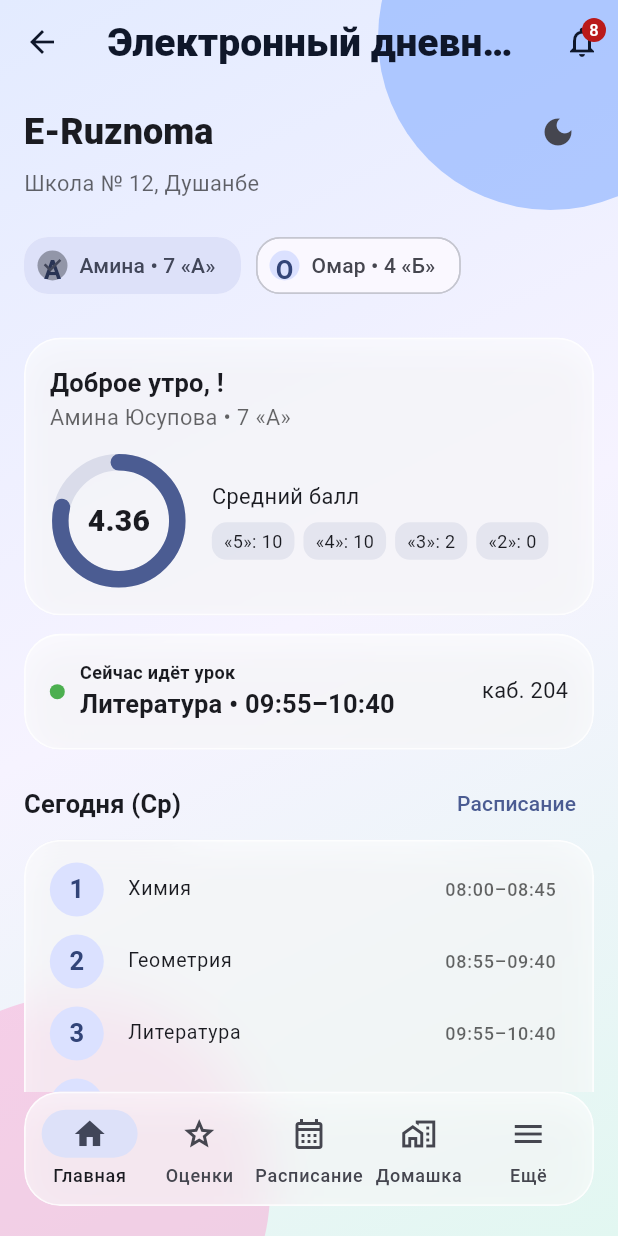
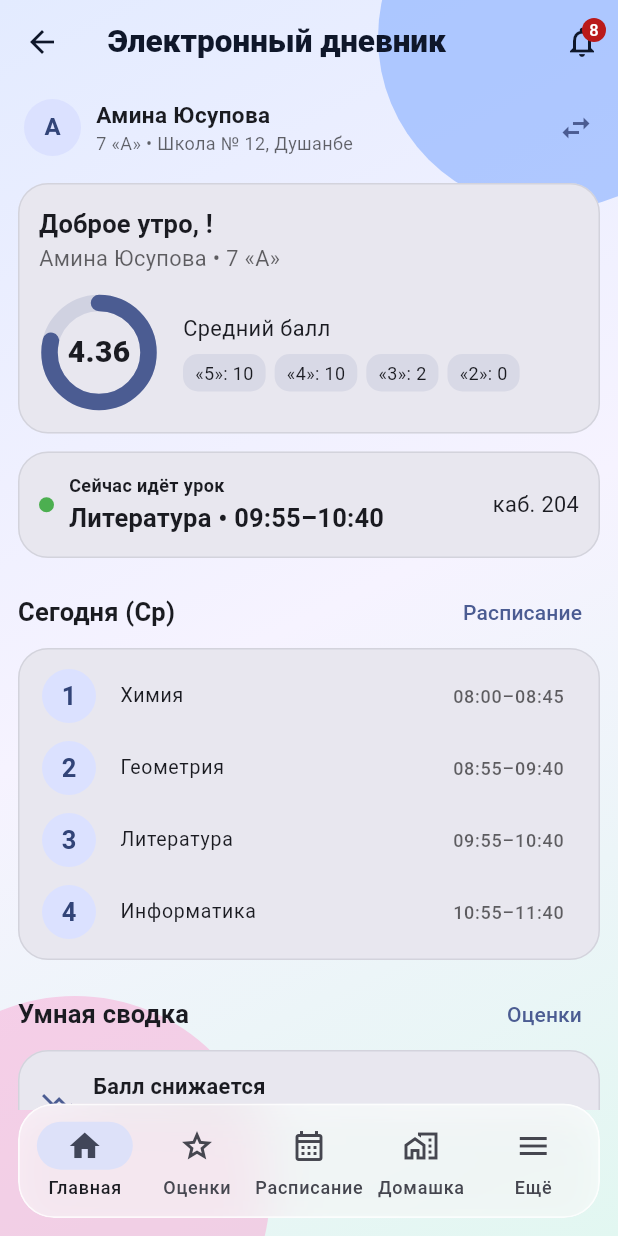
Before and after one commit to firizpa-cyber/e-ruzmona, a Flutter app: the HomeScreen screen opened directly, on a phone screen of 412 x 824 dp. Run offline on Flutter 3.47's test engine with Material 3 defaults, Android fonts, the phone set to English and light mode, and no system bars; our stand-ins replace shared_preferences; accounts and stored records are empty.

Commit message:
Compact header, solid cards, glass only on nav, small-screen layout

```diff
--- a/lib/main.dart
+++ b/lib/main.dart
@@ -141,19 +141,19 @@ class _HomeScreenState extends State<HomeScreen> {
             children: [
               if (!teacher)
                 const Padding(
-                  padding: EdgeInsets.fromLTRB(16, 8, 16, 0),
-                  child: ChildSwitcherHeader(),
+                  padding: EdgeInsets.fromLTRB(12, 4, 12, 0),
+                  child: CompactChildBar(),
                 ),
               Expanded(
                 child: IndexedStack(index: _index, children: pages),
               ),
-              const SizedBox(height: 96),
+              const SizedBox(height: 84),
             ],
           ),
         ),
       ),
       bottomNavigationBar: Padding(
-        padding: const EdgeInsets.fromLTRB(16, 0, 16, 20),
+        padding: const EdgeInsets.fromLTRB(12, 0, 12, 12),
         child: GlassCard(
           padding:
               const EdgeInsets.symmetric(horizontal: 6, vertical: 6),
--- a/lib/screens/login_screen.dart
+++ b/lib/screens/login_screen.dart
@@ -80,7 +80,7 @@ class _LoginScreenState extends State<LoginScreen> {
                       ],
                     ),
                     const SizedBox(height: 12),
-                    GlassCard(
+                    SolidCard(
                       child: Column(
                         children: [
                           TextField(
@@ -151,7 +151,7 @@ class _LoginScreenState extends State<LoginScreen> {
 
   Widget _roleCard(UserRole role, String label, IconData icon) {
     final selected = _role == role;
-    return GlassCard(
+    return SolidCard(
       onTap: () => setState(() => _role = role),
       padding: const EdgeInsets.all(14),
       child: Column(
--- a/lib/screens/tabs.dart
+++ b/lib/screens/tabs.dart
@@ -44,10 +44,10 @@ class DashboardScreen extends StatelessWidget {
     final events = state.upcomingEvents.take(2).toList();
     final att = state.attendance.take(7).toList().reversed.toList();
     return ListView(
-      padding: const EdgeInsets.all(16),
+      padding: const EdgeInsets.all(12),
       children: [
         // Приветствие + средний балл
-        GlassCard(
+        SolidCard(
           child: Column(
             crossAxisAlignment: CrossAxisAlignment.start,
             children: [
@@ -102,7 +102,7 @@ class DashboardScreen extends StatelessWidget {
         // Live-урок
         if (live != null) ...[
           const SizedBox(height: 12),
-          GlassCard(
+          SolidCard(
             onTap: () => onNavigate(2),
             child: Row(
               children: [
@@ -138,7 +138,7 @@ class DashboardScreen extends StatelessWidget {
         if (today.isEmpty)
           const EmptyState(text: 'Сегодня уроков нет')
         else
-          GlassCard(
+          SolidCard(
             padding: const EdgeInsets.symmetric(vertical: 8),
             child: Column(
               children: [
@@ -165,7 +165,7 @@ class DashboardScreen extends StatelessWidget {
         for (final ins in state.insights)
           Padding(
             padding: const EdgeInsets.only(bottom: 8),
-            child: GlassCard(
+            child: SolidCard(
               child: Row(
                 children: [
                   Icon(_insightIcon(ins.icon),
@@ -191,7 +191,7 @@ class DashboardScreen extends StatelessWidget {
           ),
         if (trend.length >= 2) ...[
           const SizedBox(height: 4),
-          GlassCard(
+          SolidCard(
             child: Column(
               crossAxisAlignment: CrossAxisAlignment.start,
               children: [
@@ -211,7 +211,7 @@ class DashboardScreen extends StatelessWidget {
             actionLabel: 'Вся лента',
             onAction: () => Navigator.of(context).push(MaterialPageRoute(
                 builder: (_) => const AttendanceScreen()))),
-        GlassCard(
+        SolidCard(
           onTap: () => Navigator.of(context).push(MaterialPageRoute(
               builder: (_) => const AttendanceScreen())),
           child: Row(
@@ -236,7 +236,7 @@ class DashboardScreen extends StatelessWidget {
             title: 'Домашка: осталось ${state.pendingHomework}',
             actionLabel: 'Открыть',
             onAction: () => onNavigate(3)),
-        GlassCard(
+        SolidCard(
           onTap: () => onNavigate(3),
           child: Row(
             children: [
@@ -267,7 +267,7 @@ class DashboardScreen extends StatelessWidget {
           for (final e in events)
             Padding(
               padding: const EdgeInsets.only(bottom: 8),
-              child: GlassCard(
+              child: SolidCard(
                 onTap: () => Navigator.of(context).push(MaterialPageRoute(
                     builder: (_) => const EventsScreen())),
                 child: Row(
@@ -304,7 +304,7 @@ class DashboardScreen extends StatelessWidget {
           for (final g in recent)
             Padding(
               padding: const EdgeInsets.only(bottom: 8),
-              child: GlassCard(
+              child: SolidCard(
                 onTap: () => onNavigate(1),
                 child: Row(
                   children: [
@@ -334,9 +334,9 @@ class GradesScreen extends StatelessWidget {
     const terms = ['Все', 'I четверть', 'II четверть'];
     const goals = [0.0, 4.0, 4.5, 5.0];
     return ListView(
-      padding: const EdgeInsets.all(16),
+      padding: const EdgeInsets.all(12),
       children: [
-        GlassCard(
+        SolidCard(
           child: Row(
             children: [
               GlassRing(
@@ -372,7 +372,7 @@ class GradesScreen extends StatelessWidget {
           ),
         ),
         const SizedBox(height: 12),
-        GlassCard(
+        SolidCard(
           child: Column(
             crossAxisAlignment: CrossAxisAlignment.start,
             children: [
@@ -420,7 +420,7 @@ class GradesScreen extends StatelessWidget {
           ),
         ),
         const SizedBox(height: 12),
-        GlassCard(
+        SolidCard(
           child: Column(
             crossAxisAlignment: CrossAxisAlignment.start,
             children: [
@@ -477,7 +477,7 @@ class GradesScreen extends StatelessWidget {
           for (final g in grades)
             Padding(
               padding: const EdgeInsets.only(bottom: 10),
-              child: GlassCard(
+              child: SolidCard(
                 child: Row(
                   children: [
                     GlassGradeBadge(value: g.value),
@@ -560,7 +560,7 @@ class ScheduleScreen extends StatelessWidget {
     final days = state.schedule.keys.toList();
     final lessons = state.dayLessons;
     return ListView(
-      padding: const EdgeInsets.all(16),
+      padding: const EdgeInsets.all(12),
       children: [
         SizedBox(
           height: 44,
@@ -586,7 +586,7 @@ class ScheduleScreen extends StatelessWidget {
           for (final l in lessons)
             Padding(
               padding: const EdgeInsets.only(bottom: 10),
-              child: GlassCard(
+              child: SolidCard(
                 child: Row(
                   crossAxisAlignment: CrossAxisAlignment.start,
                   children: [
@@ -650,9 +650,9 @@ class HomeworkScreen extends StatelessWidget {
     const filters = ['Все', 'На завтра', 'Осталось', 'Выполненные'];
     final list = state.filteredHomework;
     return ListView(
-      padding: const EdgeInsets.all(16),
+      padding: const EdgeInsets.all(12),
       children: [
-        GlassCard(
+        SolidCard(
           child: Row(
             mainAxisAlignment: MainAxisAlignment.spaceBetween,
             children: [
@@ -682,7 +682,7 @@ class HomeworkScreen extends StatelessWidget {
           for (final h in list)
             Padding(
               padding: const EdgeInsets.only(bottom: 10),
-              child: GlassCard(
+              child: SolidCard(
                 child: Row(
                   children: [
                     Checkbox(
@@ -734,9 +734,9 @@ class AttendanceScreen extends StatelessWidget {
       body: GlassBackground(
         child: SafeArea(
           child: ListView(
-            padding: const EdgeInsets.all(16),
+            padding: const EdgeInsets.all(12),
             children: [
-              GlassCard(
+              SolidCard(
                 child: Row(
                   children: [
                     GlassRing(
@@ -768,7 +768,7 @@ class AttendanceScreen extends StatelessWidget {
               for (final r in list)
                 Padding(
                   padding: const EdgeInsets.only(bottom: 8),
-                  child: GlassCard(
+                  child: SolidCard(
                     padding: const EdgeInsets.symmetric(
                         horizontal: 16, vertical: 12),
                     child: Row(
@@ -830,13 +830,13 @@ class EventsScreen extends StatelessWidget {
           child: list.isEmpty
               ? const EmptyState(text: 'Событий нет')
               : ListView(
-                  padding: const EdgeInsets.all(16),
+                  padding: const EdgeInsets.all(12),
                   children: [
                     for (final e in list)
                       Padding(
                         padding:
                             const EdgeInsets.only(bottom: 10),
-                        child: GlassCard(
+                        child: SolidCard(
                           child: Row(
                             children: [
                               CircleAvatar(
@@ -897,13 +897,13 @@ class NotificationsScreen extends StatelessWidget {
           child: list.isEmpty
               ? const EmptyState(text: 'Уведомлений нет')
               : ListView(
-                  padding: const EdgeInsets.all(16),
+                  padding: const EdgeInsets.all(12),
                   children: [
                     for (final n in list)
                       Padding(
                         padding:
                             const EdgeInsets.only(bottom: 10),
-                        child: GlassCard(
+                        child: SolidCard(
                           onTap: () => state.toggleRead(n),
                           child: Row(
                             crossAxisAlignment:
--- a/lib/theme/app_theme.dart
+++ b/lib/theme/app_theme.dart
@@ -47,7 +47,7 @@ class AppTheme {
         backgroundColor: Colors.transparent,
         foregroundColor: dark ? Colors.white : const Color(0xFF0F172A),
         titleTextStyle: TextStyle(
-          fontSize: 26,
+          fontSize: 21,
           fontWeight: FontWeight.w800,
           color: dark ? Colors.white : const Color(0xFF0F172A),
         ),
--- a/lib/widgets/child_switcher_header.dart
+++ b/lib/widgets/child_switcher_header.dart
@@ -2,63 +2,87 @@ import 'package:flutter/material.dart';
 import 'package:provider/provider.dart';
 import '../providers/app_state.dart';
 
-// Шапка главного экрана: переключение между детьми в один клик.
-class ChildSwitcherHeader extends StatelessWidget {
-  const ChildSwitcherHeader({super.key});
+// Компактная шапка (одна строка ~56px): аватар + имя/класс + смена ребёнка.
+class CompactChildBar extends StatelessWidget {
+  const CompactChildBar({super.key});
 
   @override
   Widget build(BuildContext context) {
     final state = context.watch<AppState>();
-    return Column(
-      crossAxisAlignment: CrossAxisAlignment.start,
-      children: [
-        Row(
+    final child = state.selectedChild;
+    return InkWell(
+      borderRadius: BorderRadius.circular(16),
+      onTap: () => _pickChild(context, state),
+      child: Padding(
+        padding: const EdgeInsets.symmetric(horizontal: 4, vertical: 6),
+        child: Row(
           children: [
+            CircleAvatar(
+              radius: 19,
+              child: Text(child.firstName[0],
+                  style: const TextStyle(fontSize: 16)),
+            ),
+            const SizedBox(width: 10),
             Expanded(
-              child: Text(
-                'E-Ruznoma',
-                style: Theme.of(context).textTheme.titleLarge,
+              child: Column(
+                crossAxisAlignment: CrossAxisAlignment.start,
+                mainAxisSize: MainAxisSize.min,
+                children: [
+                  Text(
+                    child.fullName,
+                    maxLines: 1,
+                    overflow: TextOverflow.ellipsis,
+                    style: const TextStyle(
+                        fontSize: 15, fontWeight: FontWeight.w700),
+                  ),
+                  Text(
+                    '${child.schoolClass} • ${child.schoolName}',
+                    maxLines: 1,
+                    overflow: TextOverflow.ellipsis,
+                    style: TextStyle(
+                        fontSize: 12,
+                        color: Theme.of(context).hintColor),
+                  ),
+                ],
               ),
             ),
-            IconButton(
-              tooltip: 'Сменить тему',
-              onPressed: state.toggleTheme,
-              icon: Icon(
-                state.themeMode == ThemeMode.dark
-                    ? Icons.light_mode
-                    : Icons.dark_mode,
-              ),
-            ),
+            Icon(Icons.swap_horiz,
+                color: Theme.of(context).colorScheme.primary),
           ],
         ),
-        Text(
-          state.selectedChild.schoolName,
-          style: Theme.of(context).textTheme.bodyMedium?.copyWith(
-                color: Theme.of(context).hintColor,
+      ),
+    );
+  }
+
+  void _pickChild(BuildContext context, AppState state) {
+    showModalBottomSheet(
+      context: context,
+      showDragHandle: true,
+      builder: (ctx) => SafeArea(
+        child: Column(
+          mainAxisSize: MainAxisSize.min,
+          children: [
+            for (final c in state.children)
+              ListTile(
+                dense: true,
+                leading: CircleAvatar(child: Text(c.firstName[0])),
+                title: Text(c.fullName,
+                    maxLines: 1, overflow: TextOverflow.ellipsis),
+                subtitle: Text(c.schoolClass,
+                    maxLines: 1, overflow: TextOverflow.ellipsis),
+                trailing: c.id == state.selectedChild.id
+                    ? Icon(Icons.check,
+                        color: Theme.of(context).colorScheme.primary)
+                    : null,
+                onTap: () {
+                  state.selectChild(c.id);
+                  Navigator.of(ctx).pop();
+                },
               ),
+            const SizedBox(height: 8),
+          ],
         ),
-        const SizedBox(height: 12),
-        SizedBox(
-          height: 64,
-          child: ListView.separated(
-            scrollDirection: Axis.horizontal,
-            itemCount: state.children.length,
-            separatorBuilder: (_, __) => const SizedBox(width: 10),
-            itemBuilder: (context, i) {
-              final child = state.children[i];
-              final selected = child.id == state.selectedChild.id;
-              return ChoiceChip(
-                label: Text('${child.firstName} • ${child.schoolClass}'),
-                selected: selected,
-                avatar: CircleAvatar(
-                  child: Text(child.firstName[0]),
-                ),
-                onSelected: (_) => state.selectChild(child.id),
-              );
-            },
-          ),
-        ),
-      ],
+      ),
     );
   }
 }
--- a/lib/widgets/glass_kit.dart
+++ b/lib/widgets/glass_kit.dart
@@ -47,7 +47,45 @@ class GlassBackground extends StatelessWidget {
       );
 }
 
+// Плотная цветная карточка контента (без прозрачности).
+// Стекло (blur) используется только для навигации — GlassCard.
+class SolidCard extends StatelessWidget {
+  final Widget child;
+  final EdgeInsetsGeometry padding;
+  final VoidCallback? onTap;
+  const SolidCard({
+    super.key,
+    required this.child,
+    this.padding = const EdgeInsets.all(14),
+    this.onTap,
+  });
+
+  @override
+  Widget build(BuildContext context) {
+    final scheme = Theme.of(context).colorScheme;
+    final card = Card(
+      elevation: 0,
+      margin: EdgeInsets.zero,
+      color: scheme.surfaceContainerHigh,
+      shape: RoundedRectangleBorder(
+        borderRadius: BorderRadius.circular(20),
+        side: BorderSide(
+            color: scheme.outlineVariant.withValues(alpha: 0.6),
+            width: 1),
+      ),
+      child: Padding(padding: padding, child: child),
+    );
+    if (onTap == null) return card;
+    return InkWell(
+      borderRadius: BorderRadius.circular(20),
+      onTap: onTap,
+      child: card,
+    );
+  }
+}
+
 // Стеклянная карточка: blur + полупрозрачная заливка + светлая рамка.
+// Использовать ТОЛЬКО для layout-хрома (нижняя навигация).
 class GlassCard extends StatelessWidget {
   final Widget child;
   final EdgeInsetsGeometry padding;
@@ -138,7 +176,7 @@ class GlassRing extends StatelessWidget {
       {super.key,
       required this.progress,
       required this.center,
-      this.size = 92});
+      this.size = 80});
 
   @override
   Widget build(BuildContext context) {
@@ -203,7 +241,7 @@ class TrendChart extends StatelessWidget {
       {super.key,
       required this.points,
       required this.labels,
-      this.height = 120});
+      this.height = 100});
 
   @override
   Widget build(BuildContext context) {
@@ -312,9 +350,13 @@ class SectionTitle extends StatelessWidget {
   @override
   Widget build(BuildContext context) {
     return Row(
-      mainAxisAlignment: MainAxisAlignment.spaceBetween,
       children: [
-        Text(title, style: Theme.of(context).textTheme.titleMedium),
+        Expanded(
+          child: Text(title,
+              maxLines: 1,
+              overflow: TextOverflow.ellipsis,
+              style: Theme.of(context).textTheme.titleMedium),
+        ),
         if (actionLabel != null)
           TextButton(onPressed: onAction, child: Text(actionLabel!)),
       ],
```
Also changed, not shown: lib/screens/more_screen.dart (+5 -5 lines), lib/screens/teacher_screens.dart (+10 -10 lines).
